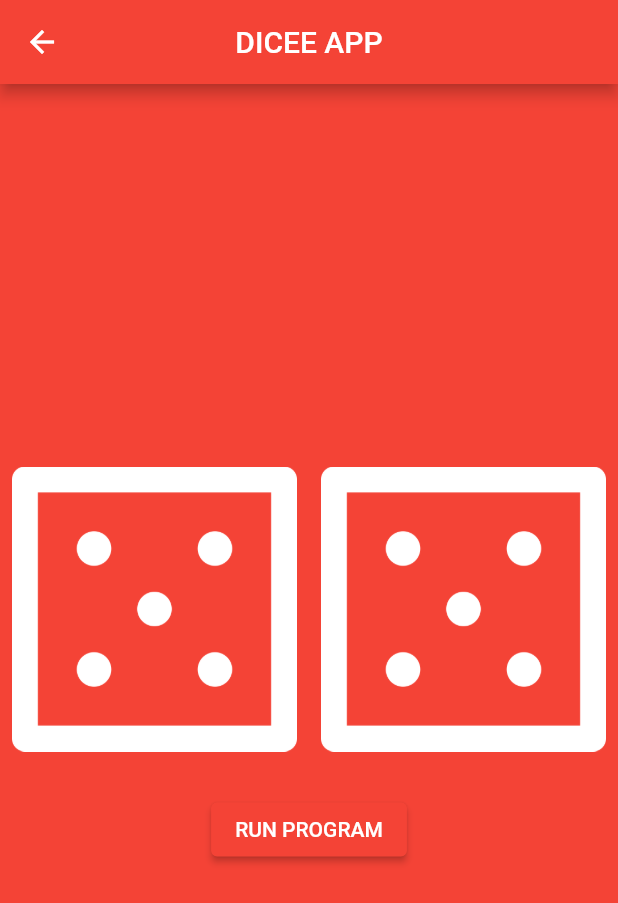
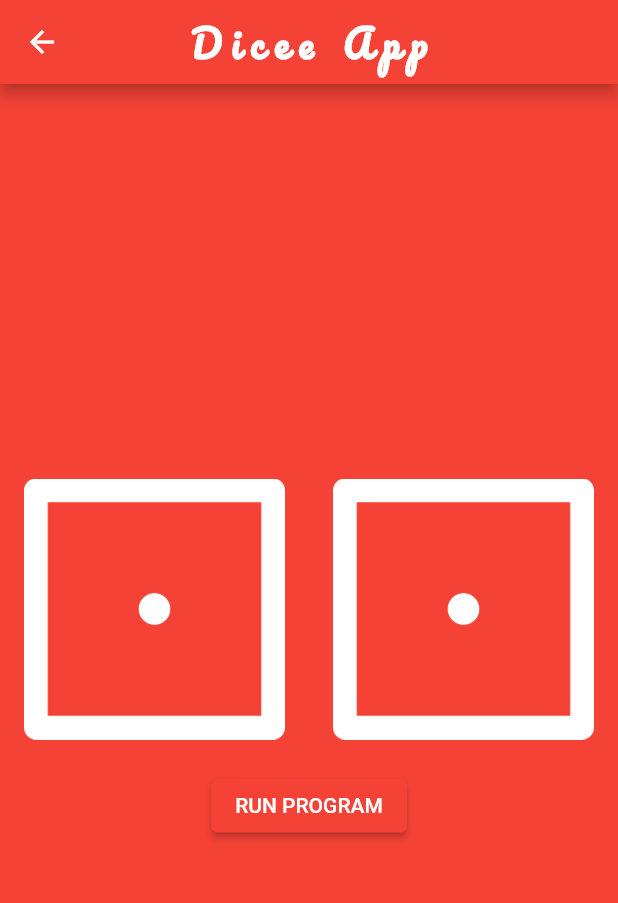
Before and after one commit to Jordan-erifried/MultiChoice, a Flutter app: the MyDicee screen opened directly, after a tap on "RUN PROGRAM", on a phone screen of 412 x 824 dp. Shown: the top 903 px of the screen. Run offline on Flutter 3.47's test engine with Material 2 defaults, Android fonts, the phone set to English and light mode, and no system bars; our stand-ins replace audioplayers.

Commit message:
Adding code in Dicee

```diff
--- a/lib/my_dicee.dart
+++ b/lib/my_dicee.dart
@@ -1,80 +1,69 @@
-import 'dart:math';
-
 import 'package:flutter/material.dart';
 
 class MyDicee extends StatefulWidget {
+
   @override
   State<MyDicee> createState() => _MyDiceeState();
 }
 
 class _MyDiceeState extends State<MyDicee> {
-  int leftDiceNumber = 1;
-  int rightDiceNumber = 1;
-
-  void leftNumb() {
-    setState(() {
-      leftDiceNumber = Random().nextInt(6) + 1;
-      rightDiceNumber = Random().nextInt(6) + 1;
-    });
-  }
-
-  void rightNumb() {
-    setState(() {
-      rightDiceNumber = Random().nextInt(6) + 1;
-      leftDiceNumber = Random().nextInt(6) + 1;
-    });
-  }
-
   @override
   Widget build(BuildContext context) {
     return SafeArea(
       child: Scaffold(
         appBar: AppBar(
-         backgroundColor: Colors.red,
-         centerTitle: true,
-         title: const Text(
-           'DICEE APP',
+          title: Text(
+            'Dicee App',
+            style: TextStyle(
+              fontWeight: FontWeight.bold,
+              fontSize: 25.0,
+              fontFamily: 'Pacifico',
+              letterSpacing: 6.5,
             ),
           ),
+          centerTitle: true,
           backgroundColor: Colors.red,
-       body: Center(
-         child: Column(
+        ),
+        backgroundColor: Colors.red,
+        body: Column(
           mainAxisAlignment: MainAxisAlignment.center,
-           children: [
+          children: <Widget>[
             Row(
               children: <Widget>[
                 Expanded(
-                   child: Padding(
-                     padding: const EdgeInsets.all(8.0),
-                     child: Image.asset('images/dice$leftDiceNumber.png'),
+                  child: FlatButton(
+                    onPressed: () {
+
+                    },
+                    child: Image.asset('images/dice1.png'),
                   ),
                 ),
 
                 Expanded(
-                   child: Padding(
-                     padding: const EdgeInsets.all(8.0),
-                     child: Image.asset('images/dice$rightDiceNumber.png'),
+                  child: FlatButton(
+                    onPressed: () {
+
+                    },
+                    child: Image.asset('images/dice1.png'),
                   ),
                 ),
               ],
             ),
-             const SizedBox(
+
+            SizedBox(
               height: 20.0,
             ),
+
             ElevatedButton(
-               onPressed: () {
-                 leftNumb();
-                 rightNumb();
-               },
-               child: const Text(
-                 'RUN PROGRAM',
-               ),
               style: ElevatedButton.styleFrom(
                 primary: Colors.red.shade500,
               ),
+              onPressed: () {
+
+              },
+              child: Text('RUN PROGRAM'),
             )
           ],
-         ),
         ),
       ),
     );
```
Also changed, not shown: 1 other file. Lines whose indentation alone changed are shown as unchanged.
